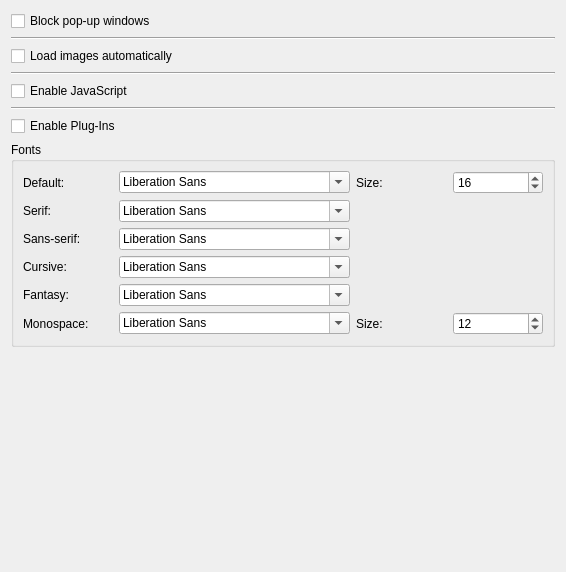
First picture: the form in Browser/Preferences/ContentTab.ui, repository LeFroid/Viper-Browser, before the edit.
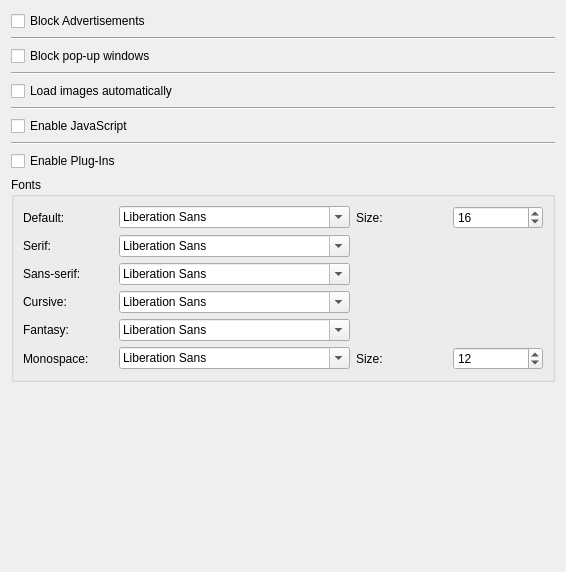
Second picture: the form after the edit.

Commit message: Preferences UI: Add setting to enable or disable ad blocker

```diff
--- a/Browser/Preferences/ContentTab.ui
+++ b/Browser/Preferences/ContentTab.ui
@@ -14,6 +14,20 @@
    <string>Form</string>
   </property>
   <layout class="QVBoxLayout" name="verticalLayout">
+   <item>
+    <widget class="QCheckBox" name="checkBoxEnableAdBlock">
+     <property name="text">
+      <string>Block Advertisements</string>
+     </property>
+    </widget>
+   </item>
+   <item>
+    <widget class="Line" name="line_4">
+     <property name="orientation">
+      <enum>Qt::Horizontal</enum>
+     </property>
+    </widget>
+   </item>
    <item>
     <widget class="QCheckBox" name="checkBoxBlockPopups">
      <property name="text">
```
The commit also changes 5 other files.
